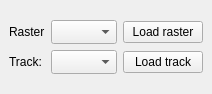
First picture: the form in ground_radiation_monitoring_dockwidget_base.ui, repository ctu-geoforall-lab-projects/bp-kala-2017, before the edit.
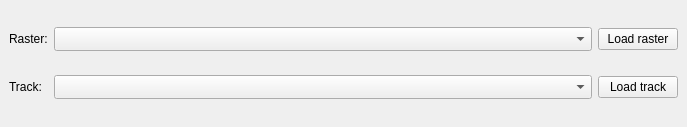
Second picture: the form after the edit. Custom widgets are drawn as their Qt base class.

Commit message: Fix UI (label size)

```diff
--- a/ground_radiation_monitoring_dockwidget_base.ui
+++ b/ground_radiation_monitoring_dockwidget_base.ui
@@ -6,51 +6,37 @@
    <rect>
     <x>0</x>
     <y>0</y>
-    <width>212</width>
-    <height>94</height>
+    <width>687</width>
+    <height>127</height>
    </rect>
   </property>
   <property name="windowTitle">
    <string>Ground Radiation Monitoring</string>
   </property>
   <widget class="QWidget" name="dockWidgetContents">
-   <layout class="QGridLayout" name="gridLayout_2">
-    <item row="0" column="0">
      <layout class="QGridLayout" name="gridLayout">
-      <item row="0" column="0">
-       <widget class="QLabel" name="raster_label">
-        <property name="maximumSize">
-         <size>
-          <width>36</width>
-          <height>23</height>
-         </size>
-        </property>
-        <property name="text">
-         <string>Raster:</string>
-        </property>
-       </widget>
-      </item>
-      <item row="2" column="0">
+    <item row="1" column="0">
        <widget class="QLabel" name="track_label">
-        <property name="maximumSize">
-         <size>
-          <width>36</width>
-          <height>23</height>
-         </size>
-        </property>
         <property name="text">
          <string>Track:</string>
         </property>
        </widget>
       </item>
-      <item row="0" column="4">
+    <item row="0" column="5">
        <widget class="QPushButton" name="load_raster">
         <property name="text">
          <string>Load raster</string>
         </property>
        </widget>
       </item>
-      <item row="2" column="4">
+    <item row="0" column="0">
+     <widget class="QLabel" name="raster_label">
+      <property name="text">
+       <string>Raster:</string>
+      </property>
+     </widget>
+    </item>
+    <item row="1" column="5">
        <widget class="QPushButton" name="load_track">
         <property name="text">
          <string>Load track</string>
@@ -70,7 +56,7 @@
         </property>
        </widget>
       </item>
-      <item row="2" column="1">
+    <item row="1" column="1">
        <widget class="QgsMapLayerComboBox" name="track_box">
         <property name="sizePolicy">
          <sizepolicy hsizetype="Expanding" vsizetype="Fixed">
@@ -82,8 +68,6 @@
          <enum>QComboBox::AdjustToMinimumContentsLengthWithIcon</enum>
         </property>
        </widget>
-      </item>
-     </layout>
     </item>
    </layout>
   </widget>
```
Lines whose indentation alone changed are shown as unchanged.
